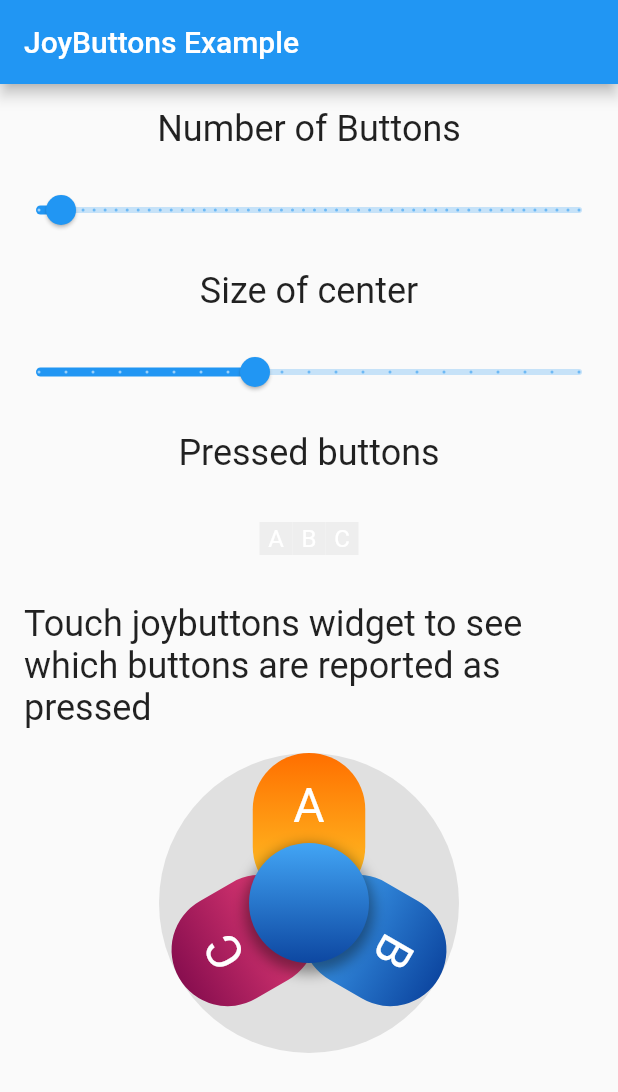
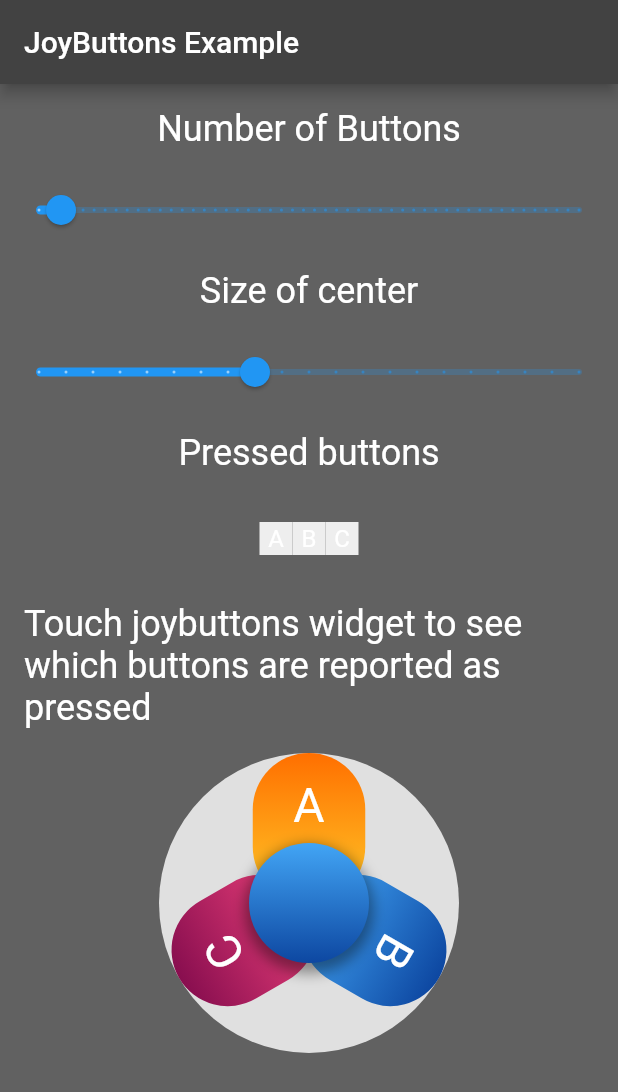
Before and after one commit to cybaker/flutter_joybuttons, a Flutter app: the screen it shows after launch, on a phone screen of 412 x 824 dp. Shown: the top 1092 px of the screen. Run offline on Flutter 3.47's test engine with Material 2 defaults, Android fonts, the phone set to English and light mode, and no system bars.

Commit message:
Background color by system setting

```diff
--- a/example/lib/main.dart
+++ b/example/lib/main.dart
@@ -11,6 +11,15 @@ class JoyButtonsExampleApp extends StatelessWidget {
   @override
   Widget build(BuildContext context) {
     return MaterialApp(
+      theme: ThemeData(
+        brightness: Brightness.light,
+        /* light theme settings */
+      ),
+      darkTheme: ThemeData(
+        brightness: Brightness.dark,
+        /* dark theme settings */
+      ),
+      themeMode: ThemeMode.dark,
       home: Scaffold(
         appBar: AppBar(
           title: const Text('JoyButtons Example'),
@@ -85,6 +94,7 @@ class _JoyButtonsExampleState extends State<JoyButtonsExample> {
   @override
   Widget build(BuildContext context) {
     return Scaffold(
+      backgroundColor: Theme.of(context).colorScheme.background,
       body: SafeArea(
         child: SingleChildScrollView(
           child: Column(
```
